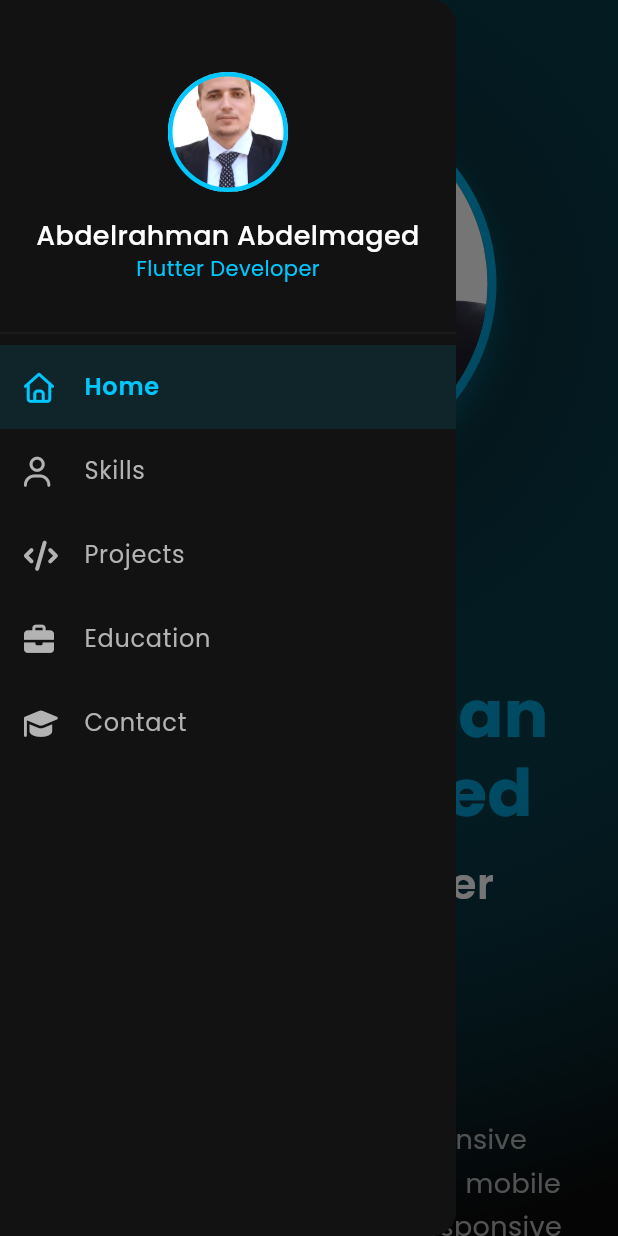
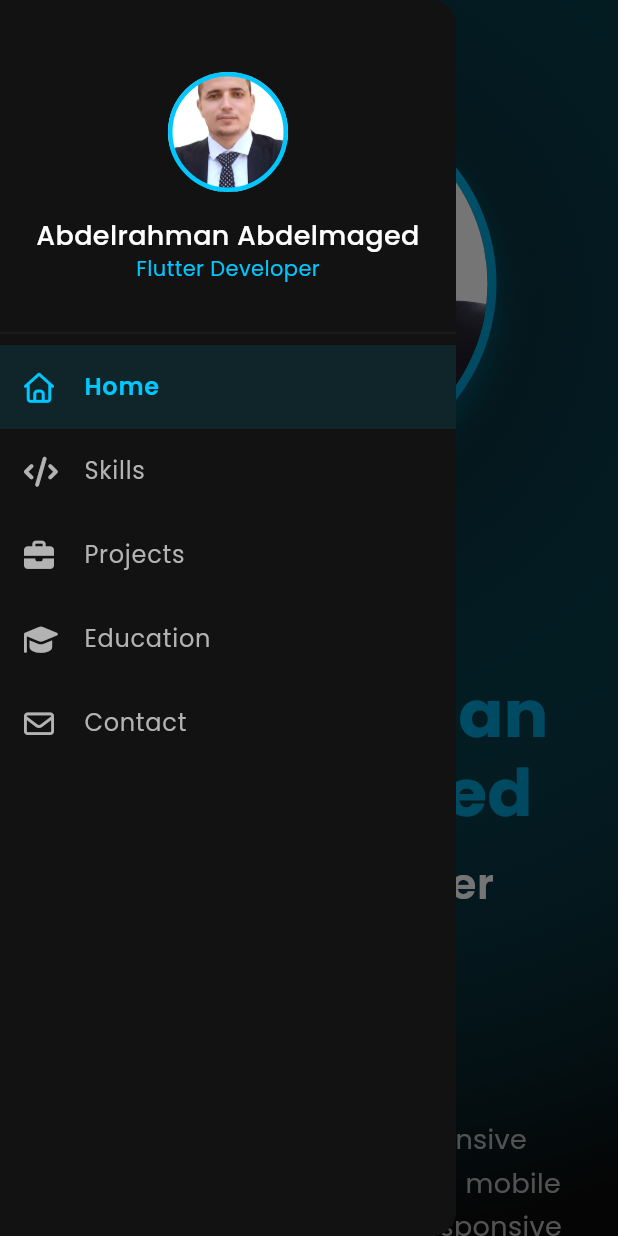
Before and after one commit to Abdelrahman12maged/my_portfolio, a Flutter app: the screen it shows after launch, with the side drawer open, on a phone screen of 412 x 824 dp. Run offline on Flutter 3.47's test engine with Material 3 defaults, Android fonts, the phone set to English and light mode, and no system bars; our stand-ins replace font_awesome_flutter, google_fonts, video_player; missing offline and left inert: dart:html.

Commit message:
fix: correct view projects scroll target and mobile drawer icons

```diff
--- a/lib/features/home/portfolio_home.dart
+++ b/lib/features/home/portfolio_home.dart
@@ -78,7 +78,7 @@ class _PortfolioHomeState extends State<PortfolioHome> {
                 child: Container(
                   key: _sectionKeys[0],
                   child: HeroSection(
-                    onProjectsPressed: () => _scrollToSection(3),
+                    onProjectsPressed: () => _scrollToSection(2),
                   ),
                 ),
               ),
@@ -121,7 +121,7 @@ class _PortfolioHomeState extends State<PortfolioHome> {
           if (!ResponsiveLayout.isMobile(context))
             Positioned(
               top: 0,
-            left:0,
+              left: 0,
               right: 0,
               child: PortfolioNavigationBar(
                 onNavigate: _scrollToSection,
--- a/lib/features/home/widgets/navigation_bar.dart
+++ b/lib/features/home/widgets/navigation_bar.dart
@@ -46,7 +46,7 @@ class PortfolioNavigationBar extends StatelessWidget {
         vertical: AppSpacing.md,
       ),
       decoration: BoxDecoration(
-       // color: AppColors.surface.withOpacity(0.95),
+        // color: AppColors.surface.withOpacity(0.95),
         border: Border(
           bottom: BorderSide(color: AppColors.glassBorder, width: 1),
         ),
@@ -85,7 +85,7 @@ class PortfolioNavigationBar extends StatelessWidget {
 
   Widget _buildMobileNav(BuildContext context) {
     return AppBar(
-     // backgroundColor: AppColors.surface.withOpacity(0.95),
+      // backgroundColor: AppColors.surface.withOpacity(0.95),
       elevation: 0,
       leading: Builder(
         builder: (context) {
@@ -173,7 +173,6 @@ class MobileDrawer extends StatelessWidget {
 
   static const List<String> _navItems = [
     'Home',
-
     'Skills',
     'Projects',
     'Education',
@@ -182,7 +181,6 @@ class MobileDrawer extends StatelessWidget {
 
   static const List<IconData> _navIcons = [
     FontAwesomeIcons.house,
-    FontAwesomeIcons.user,
     FontAwesomeIcons.code,
     FontAwesomeIcons.briefcase,
     FontAwesomeIcons.graduationCap,
@@ -192,7 +190,7 @@ class MobileDrawer extends StatelessWidget {
   @override
   Widget build(BuildContext context) {
     return Drawer(
-   //   backgroundColor: AppColors.surface,
+      //   backgroundColor: AppColors.surface,
       child: SafeArea(
         child: Column(
           children: [
@@ -253,9 +251,8 @@ class MobileDrawer extends StatelessWidget {
                         color: isActive
                             ? AppColors.primary
                             : AppColors.textSecondary,
-                        fontWeight: isActive
-                            ? FontWeight.w600
-                            : FontWeight.w400,
+                        fontWeight:
+                            isActive ? FontWeight.w600 : FontWeight.w400,
                       ),
                     ),
                     selected: isActive,
```
